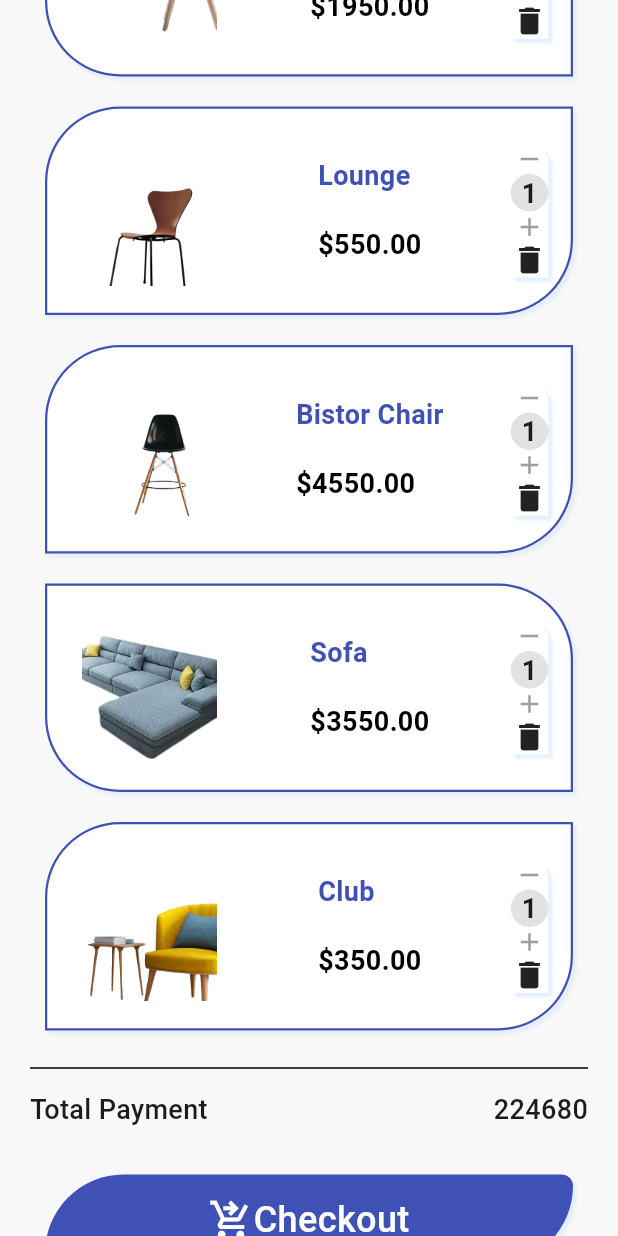
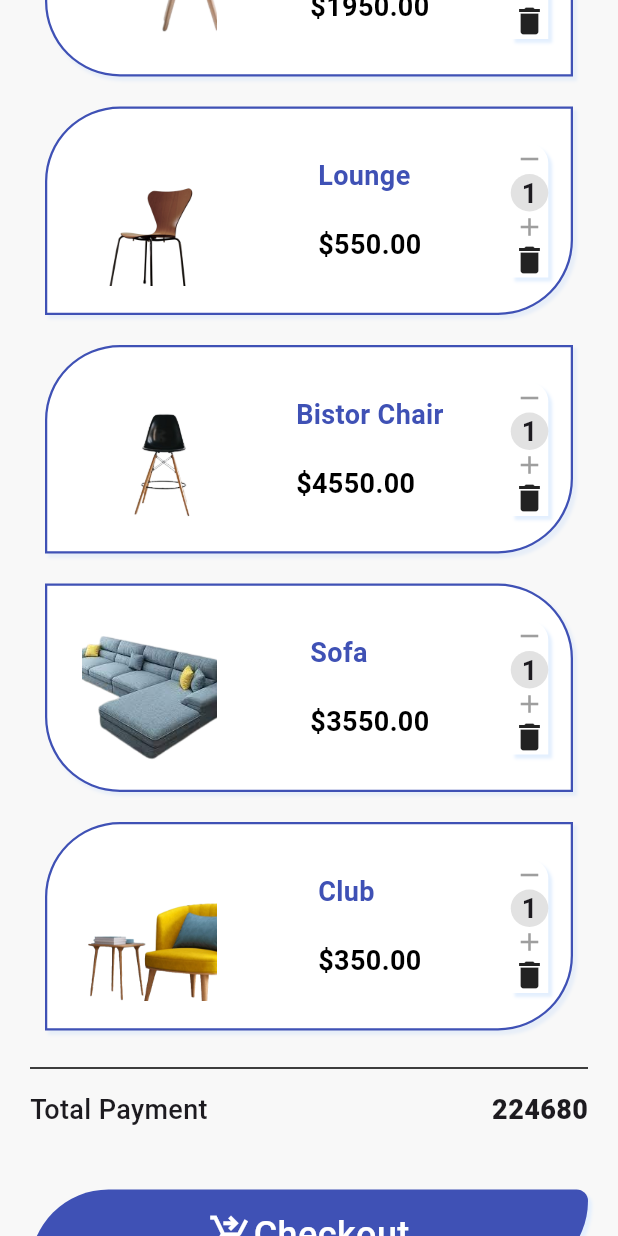
Before and after one commit to Meshva30/furniture_app, a Flutter app: the Cartscreen screen opened by its route, scrolled down 1152 dp, on a phone screen of 412 x 824 dp. Run offline on Flutter 3.47's test engine with Material 3 defaults, Android fonts, the phone set to English and light mode, and no system bars; our stand-ins replace circle_nav_bar, flutter_rating_bar, flutter_slidable.

Commit message:
Update cart_screen.dart

```diff
--- a/lib/cart_screen.dart
+++ b/lib/cart_screen.dart
@@ -125,7 +125,7 @@ class _CartscreenState extends State<Cartscreen> {
                     Text(
                       "\224680",
                       style:
-                          TextStyle(fontSize: 18, fontWeight: FontWeight.w500),
+                          TextStyle(fontSize: 18, fontWeight: FontWeight.w800),
                     ),
                   ],
                 ),
@@ -135,7 +135,7 @@ class _CartscreenState extends State<Cartscreen> {
                 GestureDetector(
                   onTap: () {},
                   child: Container(
-                    margin: EdgeInsets.symmetric(horizontal: 10),
+                  margin: EdgeInsets.fromLTRB(0, 10, 0, 30),
                     padding: EdgeInsets.symmetric(horizontal: 30),
                     height: 60,
                     decoration: BoxDecoration(
```
